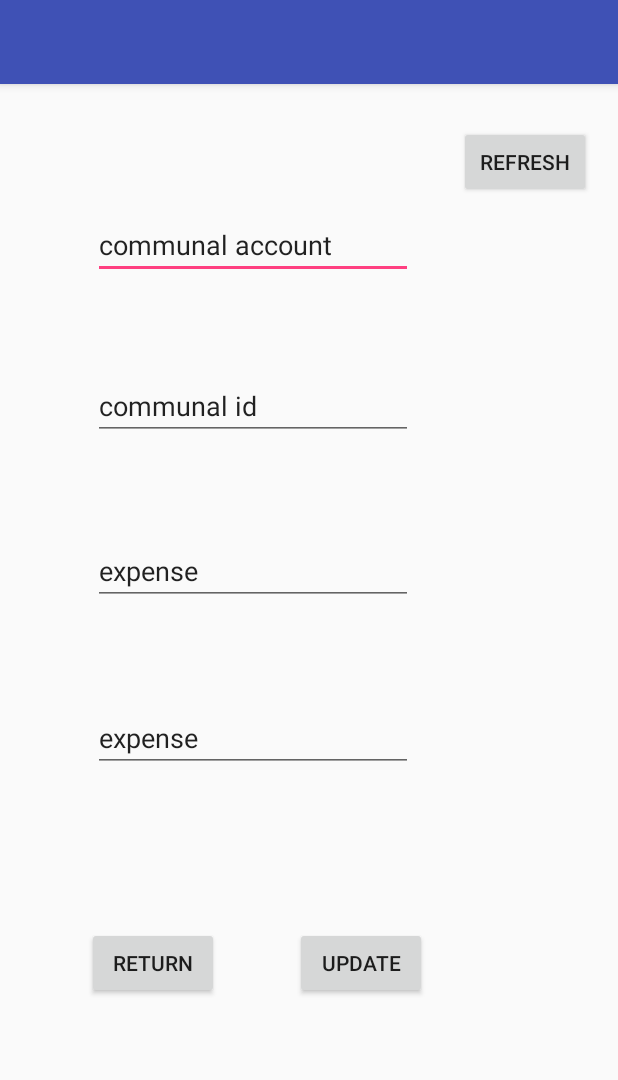
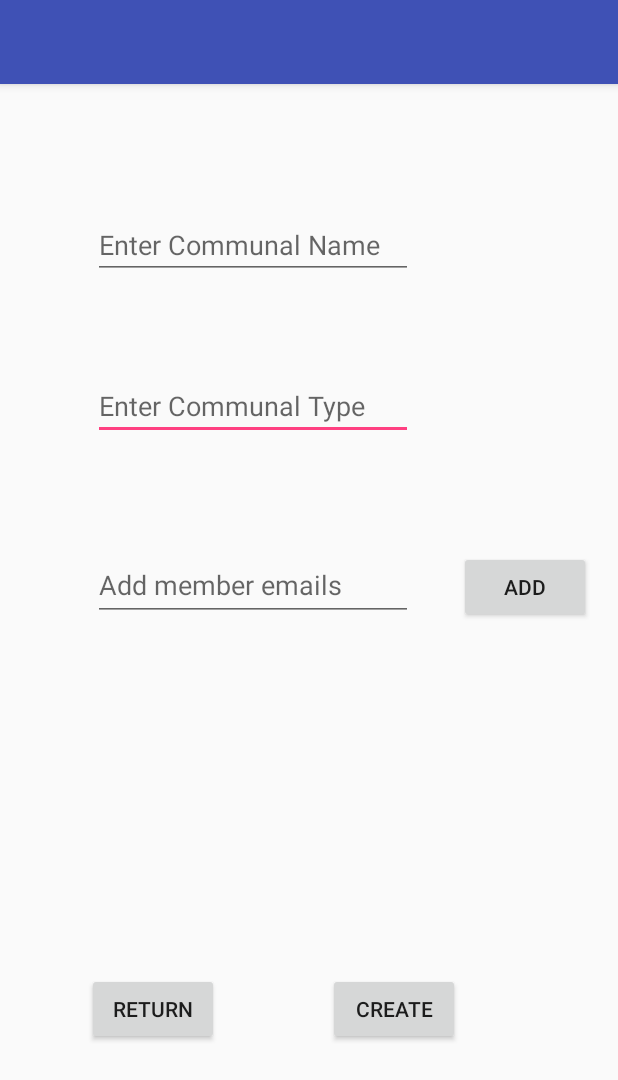
Before and after one commit to iusetabs/CommunalCosts, an Android app: the layout activity_communal_finances.xml on its own in the app's theme, with its tools: preview values and no code run, on a phone screen of 412 x 824 dp. Shown: the top 1080 px of the screen. Run offline under Robolectric (Android 15) with nearby library versions, the phone set to English and light mode, and no system bars.

Commit message:
Create collective activity - fix adding members

```diff
--- a/CommunalCosts-Client-App/app/src/main/AndroidManifest.xml
+++ b/CommunalCosts-Client-App/app/src/main/AndroidManifest.xml
@@ -25,7 +25,7 @@
             android:label="@string/app_name">
         </activity>
         <activity
-            android:name=".CommunalActivity"
+            android:name=".createNewCollectiveActivity"
             android:label="@string/app_name">
         </activity>
     </application>
--- a/CommunalCosts-Client-App/app/src/main/java/jameskealanthirdyearproject/communalcosts_client_app/Transaction.java
+++ b/CommunalCosts-Client-App/app/src/main/java/jameskealanthirdyearproject/communalcosts_client_app/transactionObj.java
@@ -4,13 +4,13 @@ package jameskealanthirdyearproject.communalcosts_client_app;
  * Created by kealan on 11/02/18.
  */
 
-public class Transaction {
+public class transactionObj {
     public String description;
     public Integer value;
 
-    public Transaction(){}
+    public transactionObj(){}
 
-    public Transaction(String descrpt, Integer val){
+    public transactionObj(String descrpt, Integer val){
         this.description = descrpt;
         this.value = val;
     }
--- a/CommunalCosts-Client-App/app/src/main/res/layout/activity_communal_finances.xml
+++ b/CommunalCosts-Client-App/app/src/main/res/layout/activity_communal_finances.xml
@@ -20,6 +20,6 @@
 
     </android.support.design.widget.AppBarLayout>
 
-    <include layout="@layout/content_communal_finances" />
+    <include layout="@layout/create_collective" />
 
 </android.support.design.widget.CoordinatorLayout>
--- a/CommunalCosts-Client-App/app/src/main/res/layout/content_communal_finances.xml
+++ b/CommunalCosts-Client-App/app/src/main/res/layout/create_collective.xml
@@ -8,26 +8,39 @@
     tools:context="jameskealanthirdyearproject.communalcosts_client_app.CommunalFinances"
     tools:showIn="@layout/activity_communal_finances">
 
-    <Button
-        android:id="@+id/button2"
-        android:layout_width="wrap_content"
-        android:layout_height="wrap_content"
-        android:onClick="financeRefresh"
-        android:text="refresh"
-        app:layout_constraintBottom_toBottomOf="parent"
-        app:layout_constraintEnd_toEndOf="parent"
-        app:layout_constraintHorizontal_bias="0.945"
-        app:layout_constraintStart_toStartOf="parent"
-        app:layout_constraintTop_toTopOf="parent"
-        app:layout_constraintVertical_bias="0.039" />
-
     <EditText
-        android:id="@+id/commName"
+        android:id="@+id/colCreate_typeF"
         android:layout_width="wrap_content"
         android:layout_height="wrap_content"
         android:ems="10"
+        android:hint="Enter Communal Type"
         android:inputType="textPersonName"
-        android:text="communal account"
+        app:layout_constraintBottom_toBottomOf="parent"
+        app:layout_constraintEnd_toEndOf="parent"
+        app:layout_constraintHorizontal_bias="0.313"
+        app:layout_constraintStart_toStartOf="parent"
+        app:layout_constraintTop_toTopOf="parent"
+        app:layout_constraintVertical_bias="0.266" />
+
+    <Button
+        android:id="@+id/colCreate_backBtn"
+        android:layout_width="wrap_content"
+        android:layout_height="wrap_content"
+        android:text="Return"
+        app:layout_constraintBottom_toBottomOf="parent"
+        app:layout_constraintEnd_toEndOf="parent"
+        app:layout_constraintHorizontal_bias="0.179"
+        app:layout_constraintStart_toStartOf="parent"
+        app:layout_constraintTop_toTopOf="parent"
+        app:layout_constraintVertical_bias="0.823" />
+
+    <EditText
+        android:id="@+id/colCreate_nameF"
+        android:layout_width="wrap_content"
+        android:layout_height="wrap_content"
+        android:ems="10"
+        android:hint="Enter Communal Name"
+        android:inputType="textPersonName"
         app:layout_constraintBottom_toBottomOf="parent"
         app:layout_constraintEnd_toEndOf="parent"
         app:layout_constraintHorizontal_bias="0.313"
@@ -36,69 +49,52 @@
         app:layout_constraintVertical_bias="0.117" />
 
     <EditText
-        android:id="@+id/commId"
+        android:id="@+id/colCreate_addMembersF"
         android:layout_width="wrap_content"
-        android:layout_height="wrap_content"
+        android:layout_height="47dp"
         android:ems="10"
-        android:inputType="textPersonName"
-        android:text="communal id"
+        android:hint="Add member emails"
+        android:inputType="textMultiLine"
         app:layout_constraintBottom_toBottomOf="parent"
         app:layout_constraintEnd_toEndOf="parent"
         app:layout_constraintHorizontal_bias="0.313"
         app:layout_constraintStart_toStartOf="parent"
         app:layout_constraintTop_toTopOf="parent"
-        app:layout_constraintVertical_bias="0.266" />
+        app:layout_constraintVertical_bias="0.431" />
 
-    <EditText
-        android:id="@+id/expense1"
+    <Button
+        android:id="@+id/colCreate_createBtn"
         android:layout_width="wrap_content"
         android:layout_height="wrap_content"
-        android:ems="10"
-        android:inputType="numberSigned"
-        android:text="expense"
+        android:text="Create"
         app:layout_constraintBottom_toBottomOf="parent"
         app:layout_constraintEnd_toEndOf="parent"
-        app:layout_constraintHorizontal_bias="0.313"
+        app:layout_constraintHorizontal_bias="0.675"
         app:layout_constraintStart_toStartOf="parent"
         app:layout_constraintTop_toTopOf="parent"
-        app:layout_constraintVertical_bias="0.418" />
+        app:layout_constraintVertical_bias="0.823" />
 
-    <EditText
-        android:id="@+id/expense2"
+    <Button
+        android:id="@+id/colCreate_addMemberBtn"
         android:layout_width="wrap_content"
         android:layout_height="wrap_content"
-        android:ems="10"
-        android:inputType="numberSigned"
-        android:text="expense"
+        android:text="Add"
         app:layout_constraintBottom_toBottomOf="parent"
         app:layout_constraintEnd_toEndOf="parent"
-        app:layout_constraintHorizontal_bias="0.313"
+        app:layout_constraintHorizontal_bias="0.945"
         app:layout_constraintStart_toStartOf="parent"
         app:layout_constraintTop_toTopOf="parent"
-        app:layout_constraintVertical_bias="0.572" />
+        app:layout_constraintVertical_bias="0.432" />
 
-    <Button
-        android:id="@+id/backBttn"
-        android:layout_width="wrap_content"
-        android:layout_height="wrap_content"
-        android:text="Return"
+    <TextView
+        android:id="@+id/colCreate_displayAddedMembers"
+        android:layout_width="211dp"
+        android:layout_height="90dp"
         app:layout_constraintBottom_toBottomOf="parent"
         app:layout_constraintEnd_toEndOf="parent"
-        app:layout_constraintHorizontal_bias="0.179"
+        app:layout_constraintHorizontal_bias="0.306"
         app:layout_constraintStart_toStartOf="parent"
         app:layout_constraintTop_toTopOf="parent"
-        app:layout_constraintVertical_bias="0.781" />
-
-    <Button
-        android:id="@+id/refreshBttn"
-        android:layout_width="wrap_content"
-        android:layout_height="wrap_content"
-        android:text="Update"
-        app:layout_constraintBottom_toBottomOf="parent"
-        app:layout_constraintEnd_toEndOf="parent"
-        app:layout_constraintHorizontal_bias="0.608"
-        app:layout_constraintStart_toStartOf="parent"
-        app:layout_constraintTop_toTopOf="parent"
-        app:layout_constraintVertical_bias="0.781" />
+        app:layout_constraintVertical_bias="0.641" />
 
 </android.support.constraint.ConstraintLayout>
```
Also changed, not shown: CommunalCosts-Client-App/app/src/main/java/jameskealanthirdyearproject/communalcosts_client_app/CommunalActivity.java (deleted, +0 -104 lines), CommunalCosts-Client-App/app/src/main/java/jameskealanthirdyearproject/communalcosts_client_app/Home_Activity.java (+4 -5 lines), CommunalCosts-Client-App/app/src/main/java/jameskealanthirdyearproject/communalcosts_client_app/SignUp_Activity.java (+7 -2 lines), CommunalCosts-Client-App/app/src/main/java/jameskealanthirdyearproject/communalcosts_client_app/accountObj.java (renamed from CommunalCosts-Client-App/app/src/main/java/jameskealanthirdyearproject/communalcosts_client_app/Account.java, +4 -4 lines), CommunalCosts-Client-App/app/src/main/java/jameskealanthirdyearproject/communalcosts_client_app/collectiveObj.java (renamed from CommunalCosts-Client-App/app/src/main/java/jameskealanthirdyearproject/communalcosts_client_app/Collective.java, +44 -8 lines), CommunalCosts-Client-App/app/src/main/java/jameskealanthirdyearproject/communalcosts_client_app/createNewCollectiveActivity.java (added, +94 -0 lines), CommunalCosts-Client-App/app/src/main/res/layout/home_activity_addcol.xml (+3 -5 lines).
